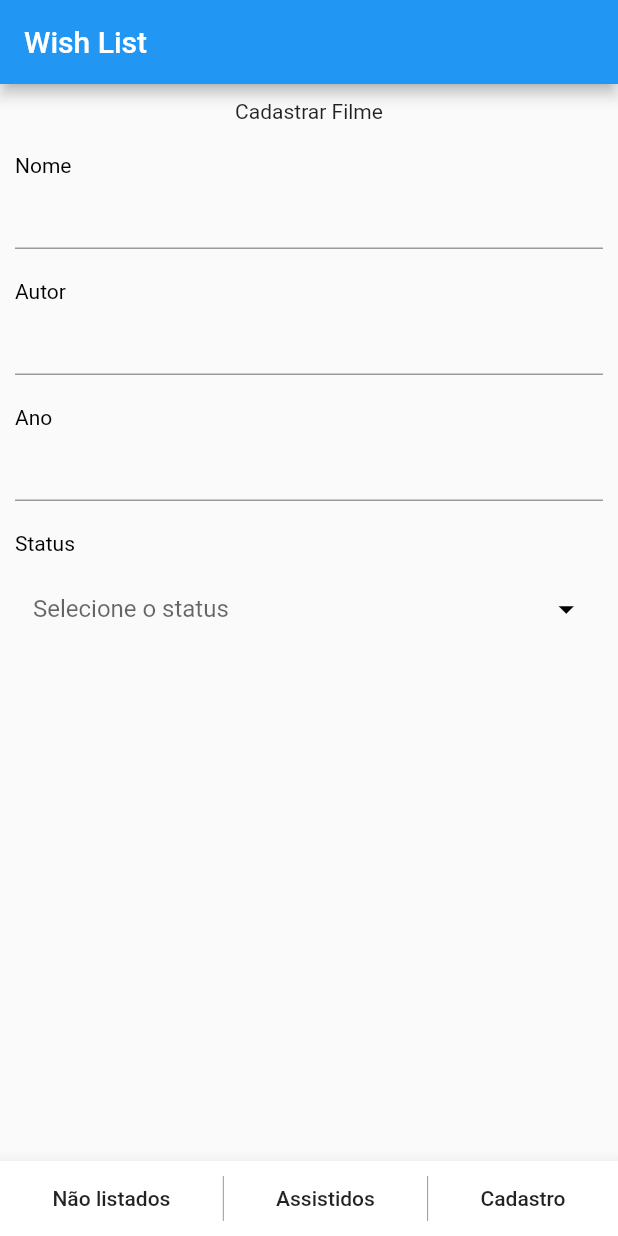
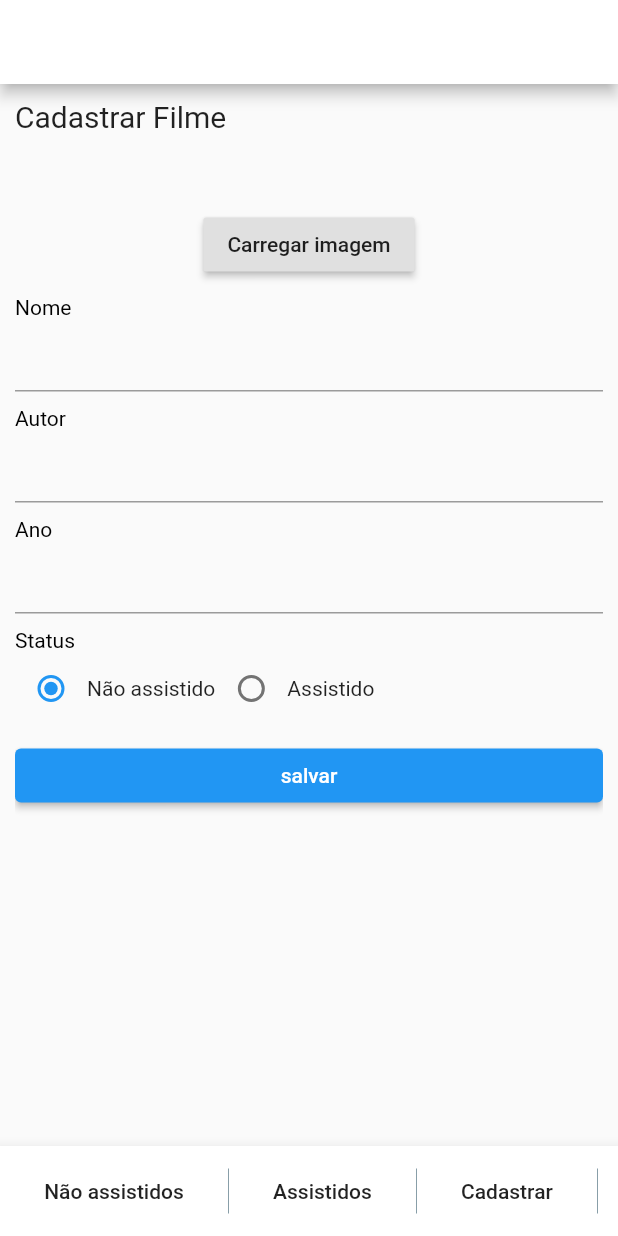
Before and after one commit to leohsmedeiros/WishList, a Flutter app: the screen it shows after launch, swiped to page 3, on a phone screen of 412 x 824 dp. Run offline on Flutter 3.47's test engine with Material 2 defaults, Android fonts, the phone set to English and light mode, and no system bars; our stand-ins replace camera, image_picker.

Commit message:
Added feature to get image from gallery or from camera

```diff
--- a/wish_list/lib/main.dart
+++ b/wish_list/lib/main.dart
@@ -1,11 +1,20 @@
+import 'package:camera/camera.dart';
 import 'package:flutter/material.dart';
 import 'package:wishlist/screens/tab_page.dart';
 
-void main() {
-  runApp(MyApp());
+Future<void> main() async {
+  WidgetsFlutterBinding.ensureInitialized();
+  final cameras = await availableCameras();
+  final firstCamera = cameras.first;
+
+  runApp(MyApp(camera: firstCamera,));
 }
 
 class MyApp extends StatelessWidget {
+  CameraDescription camera;
+
+  MyApp({ @required this.camera });
+
   // This widget is the root of your application.
   @override
   Widget build(BuildContext context) {
@@ -16,7 +25,7 @@ class MyApp extends StatelessWidget {
         primarySwatch: Colors.blue,
         visualDensity: VisualDensity.adaptivePlatformDensity,
       ),
-      home: TabPage(),
+      home: TabPage(camera: camera,),
     );
   }
 }
--- a/wish_list/lib/screens/tab_content_form.dart
+++ b/wish_list/lib/screens/tab_content_form.dart
@@ -1,71 +1,137 @@
+import 'dart:io';
+
+import 'package:camera/camera.dart';
 import 'package:flutter/cupertino.dart';
 import 'package:flutter/material.dart';
+import 'package:image_picker/image_picker.dart';
 
-class TabContentForm extends StatelessWidget {
-  String _name, _author, _year, _status;
+class TabContentForm extends StatefulWidget {
+  CameraDescription camera;
+
+  TabContentForm({ @required this.camera });
+
+  @override
+  _TabContentFormState createState() => _TabContentFormState();
+}
+
+class _TabContentFormState extends State<TabContentForm> {
+  String _name, _author, _year;
+  String _imagePath;
+  File _image;
+
+  bool _status = false;
 
   List dropDownItems = [
     "Assistido",
     "Não assistido",
   ];
 
+  final _formKey = GlobalKey<FormState>();
 
   @override
   Widget build(BuildContext context) {
-    return Container(
-      child: Padding(
-        padding: EdgeInsets.all(10.0),
-        child: Column(
-          mainAxisAlignment: MainAxisAlignment.start,
+    print("build tab content");
+
+    return Form(
+      key: _formKey,
+      child: ListView(
+//        mainAxisAlignment: MainAxisAlignment.start,
         children: <Widget>[
-            Text("Cadastrar Filme"),
+          Text("Cadastrar Filme",
+            style: TextStyle(
+              fontSize: 20,
+            ),
+          ),
+          SizedBox(height: 50.0,),
 
-            SizedBox(height: 20.0,),
+//            Center(
+//                child: Image.network("https://www.washingtonpost.com/wp-apps/imrs.php?src=https://arc-anglerfish-washpost-prod-washpost.s3.amazonaws.com/public/HB4AT3D3IMI6TMPTWIZ74WAR54.jpg&w=80"),
+//            ),
+          Center(child: _buttonToLoadImage(context),),
+          SizedBox(height: 10.0,),
+
           _label("Nome"),
-            TextField(onChanged: (text) => _name = text,),
+          TextFormField(
+            onChanged: (text) => _name = text,
+            validator: (value) => (value.isEmpty) ? "Preencha o nome, por favor" : null
+          ),
+          SizedBox(height: 10.0,),
 
-            SizedBox(height: 20.0,),
           _label("Autor"),
-            TextField(onChanged: (text) => _author = text,),
+          TextFormField(
+            onChanged: (text) => _author = text,
+            validator: (value) => (value.isEmpty) ? "Preencha o nome do autor, por favor" : null
+          ),
+          SizedBox(height: 10.0,),
 
-            SizedBox(height: 20.0,),
           _label("Ano"),
-            TextField(onChanged: (text) => _year = text,),
+          TextFormField(
+            onChanged: (text) => _year = text,
+            validator: (value) => (value.isEmpty) ? "Preencha o ano, por favor" : null
+          ),
+          SizedBox(height: 10.0,),
 
-            SizedBox(height: 20.0,),
           _label("Status"),
-            _dropdown(context),
+//          _dropdown(context),
+          _radioButtons(),
+          SizedBox(height: 10.0,),
+
+          Container(
+            width: double.infinity,
+            child: ElevatedButton(
+              child: Text("salvar"),
+              onPressed: () {
+                print("name: $_name");
+                print("author: $_author");
+                print("year: $_year");
+                print("status: $_status");
+                print("imagePath: $_imagePath");
+
+                if (_formKey.currentState.validate()) {
+
+                  Scaffold
+                      .of(context)
+                      .showSnackBar(SnackBar(content: Text('Processing Data')));
+                }
+              }
+            ),
+          )
         ],
-        ),
       ),
     );
   }
 
-  _dropdown(BuildContext context) {
-    return Padding(
-      padding: EdgeInsets.all(12.0),
-      child: DropdownButtonHideUnderline(
-        child: DropdownButton(
-          hint: Text(
-            "${_status == null ? 'Selecione o status' : _status}",
-          ),
-          isExpanded: true,
-          iconSize: 25.0,
-          iconEnabledColor: Colors.black,
-          items: dropDownItems.map(
-                (val) {
-              return DropdownMenuItem<String>(
-                value: val,
-                child: Text(val),
-              );
-            },
-          ).toList(),
-          onChanged: (val) {
-            FocusScope.of(context).requestFocus(new FocusNode());
+  _radioButtons() {
+    return Row(
+      mainAxisAlignment: MainAxisAlignment.start,
+      children: <Widget>[
+        Radio(
+          value: _status ? 1 : 0,
+          groupValue: 0,
+          onChanged: (value) {
+            print("value radio 0: $value");
+
+            setState(() {
+              _status = false;
+            });
           },
         ),
+        new Text('Não assistido',),
+        Radio(
+          value: _status ? 0 : 1,
+          groupValue: 0,
+          onChanged: (value) {
+            print("value radio 1: $value");
+
+            setState(() {
+              _status = true;
+            });
+          },
         ),
+        new Text('Assistido',),
+      ],
     );
+
   }
 
   _label(text) {
@@ -82,4 +148,64 @@ class TabContentForm extends StatelessWidget {
       ),
     );
   }
+
+  _buttonToLoadImage(BuildContext context) => _image == null ?
+    RaisedButton(child: Text("Carregar imagem"), onPressed: () => _showPicker(context)):
+    Container(height: 150,
+      child: FlatButton(
+        child: Image.file(_image, fit: BoxFit.fitWidth,),
+        onPressed: () => _showPicker(context),
+      ),
+    );
+
+  _imgFromCamera() async {
+    File image = await ImagePicker.pickImage(
+        source: ImageSource.camera, imageQuality: 50
+    );
+
+    setState(() {
+      _image = image;
+    });
   }
+
+  _imgFromGallery() async {
+    File image = await  ImagePicker.pickImage(
+        source: ImageSource.gallery, imageQuality: 50
+    );
+
+    setState(() {
+      _image = image;
+    });
+  }
+
+  void _showPicker(context) {
+    showModalBottomSheet(
+        context: context,
+        builder: (BuildContext bc) {
+          return SafeArea(
+            child: Container(
+              child: new Wrap(
+                children: <Widget>[
+                  new ListTile(
+                      leading: new Icon(Icons.photo_library),
+                      title: new Text('Photo Library'),
+                      onTap: () {
+                        _imgFromGallery();
+                        Navigator.of(context).pop();
+                      }),
+                  new ListTile(
+                    leading: new Icon(Icons.photo_camera),
+                    title: new Text('Camera'),
+                    onTap: () {
+                      _imgFromCamera();
+                      Navigator.of(context).pop();
+                    },
+                  ),
+                ],
+              ),
+            ),
+          );
+        }
+    );
+  }
+}
--- a/wish_list/lib/screens/tab_page.dart
+++ b/wish_list/lib/screens/tab_page.dart
@@ -1,34 +1,46 @@
+import 'package:camera/camera.dart';
 import 'package:flutter/cupertino.dart';
 import 'package:flutter/material.dart';
 import 'package:wishlist/screens/tab_content_form.dart';
 
 class TabPage extends StatelessWidget {
+  CameraDescription camera;
+
+  TabPage({ @required this.camera });
+
   PageController _pageController = PageController(initialPage: 0);
 
   @override
   Widget build(BuildContext context) {
     return Scaffold(
+      resizeToAvoidBottomPadding: false,
       appBar: AppBar(
-        title: Text("Wish List"),
-        backgroundColor: Colors.blue,
+        backgroundColor: Colors.white,
       ),
       bottomNavigationBar: BottomAppBar(
-        elevation: 10,
         child: Container(
-          height: 50,
+          height: 60,
           child: Row(
             mainAxisAlignment: MainAxisAlignment.spaceEvenly,
             children: <Widget>[
-              FlatButton(child: Text("Não listados"), onPressed: () => _pageController.jumpToPage(0),),
+              FlatButton(child: Text("Não assistidos"), onPressed: () => _pageController.jumpToPage(0),),
               Container(color: Colors.blueGrey, width: 0.5, height: 30,),
               FlatButton(child: Text("Assistidos"), onPressed: () => _pageController.jumpToPage(1),),
               Container(color: Colors.blueGrey, width: 0.5, height: 30,),
-              FlatButton(child: Text("Cadastro"), onPressed: () => _pageController.jumpToPage(2),),
+              FlatButton(child: Text("Cadastrar"), onPressed: () => _pageController.jumpToPage(2),),
+              Container(color: Colors.blueGrey, width: 0.5, height: 30,),
             ],
           ),
         ),
       ),
-      body: PageView(
+      body: _body(context),
+    );
+  }
+
+  _body(BuildContext context) {
+    return Padding(
+      padding: EdgeInsets.all(10.0),
+      child: PageView(
         controller: _pageController,
         children: <Widget>[
           Center(
@@ -41,10 +53,9 @@ class TabPage extends StatelessWidget {
               child: Text('Listados'),
             ),
           ),
-          TabContentForm(),
+          TabContentForm(camera: camera,),
         ],
       ),
     );
   }
-
 }
--- a/wish_list/pubspec.yaml
+++ b/wish_list/pubspec.yaml
@@ -23,6 +23,12 @@ environment:
 dependencies:
   flutter:
     sdk: flutter
+
+  sqflite: ^1.3.0
+  camera: ^0.5.8+11
+  path_provider: ^1.6.21
+  path: ^1.7.0
+  image_picker: ^0.6.7+12
 
 
   # The following adds the Cupertino Icons font to your application.
```
Also changed, not shown: wish_list/pubspec.lock, 8 other files. Lines whose indentation alone changed are shown as unchanged.
